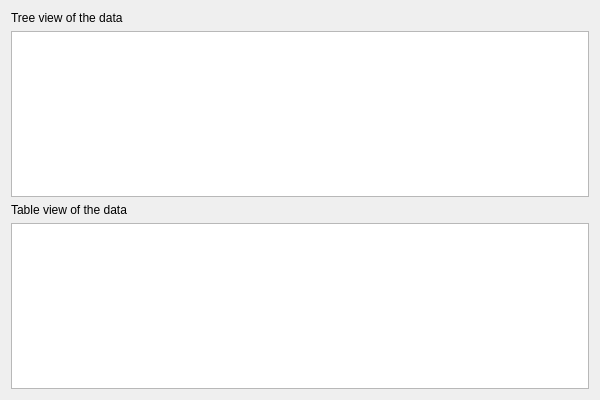
First picture: the form in testdialog.ui, repository Al-/QXTreeProxyModel, before the edit.
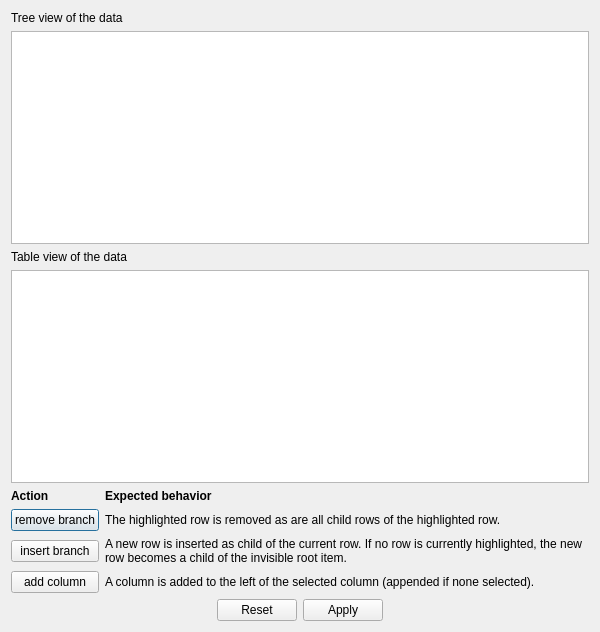
Second picture: the form after the edit.

```diff
--- a/testdialog.ui
+++ b/testdialog.ui
@@ -7,7 +7,7 @@
     <x>0</x>
     <y>0</y>
     <width>600</width>
-    <height>400</height>
+    <height>632</height>
    </rect>
   </property>
   <property name="windowTitle">
@@ -33,8 +33,117 @@
    </item>
    <item>
     <widget class="QTableView" name="tableView">
-     <property name="editTriggers">
-      <set>QAbstractItemView::NoEditTriggers</set>
+     <property name="selectionMode">
+      <enum>QAbstractItemView::ExtendedSelection</enum>
+     </property>
+     <property name="selectionBehavior">
+      <enum>QAbstractItemView::SelectRows</enum>
+     </property>
+    </widget>
+   </item>
+   <item>
+    <layout class="QGridLayout" name="gridLayout">
+     <item row="0" column="0">
+      <widget class="QLabel" name="label_3">
+       <property name="font">
+        <font>
+         <weight>75</weight>
+         <bold>true</bold>
+        </font>
+       </property>
+       <property name="text">
+        <string>Action</string>
+       </property>
+      </widget>
+     </item>
+     <item row="0" column="1">
+      <widget class="QLabel" name="label_4">
+       <property name="font">
+        <font>
+         <weight>75</weight>
+         <bold>true</bold>
+        </font>
+       </property>
+       <property name="text">
+        <string>Expected behavior</string>
+       </property>
+      </widget>
+     </item>
+     <item row="1" column="0">
+      <widget class="QPushButton" name="removeButton">
+       <property name="text">
+        <string>remove branch</string>
+       </property>
+      </widget>
+     </item>
+     <item row="1" column="1">
+      <widget class="QLabel" name="label_5">
+       <property name="sizePolicy">
+        <sizepolicy hsizetype="Expanding" vsizetype="Preferred">
+         <horstretch>0</horstretch>
+         <verstretch>0</verstretch>
+        </sizepolicy>
+       </property>
+       <property name="text">
+        <string>The highlighted row is removed as are all child rows of the highlighted row.</string>
+       </property>
+       <property name="wordWrap">
+        <bool>true</bool>
+       </property>
+      </widget>
+     </item>
+     <item row="2" column="0">
+      <widget class="QPushButton" name="insertButton">
+       <property name="text">
+        <string>insert branch</string>
+       </property>
+      </widget>
+     </item>
+     <item row="2" column="1">
+      <widget class="QLabel" name="label_6">
+       <property name="sizePolicy">
+        <sizepolicy hsizetype="Expanding" vsizetype="Preferred">
+         <horstretch>0</horstretch>
+         <verstretch>0</verstretch>
+        </sizepolicy>
+       </property>
+       <property name="text">
+        <string>A new row is inserted as child of the current row. If no row is currently highlighted, the new row becomes a child of the invisible root item.</string>
+       </property>
+       <property name="wordWrap">
+        <bool>true</bool>
+       </property>
+      </widget>
+     </item>
+     <item row="3" column="0">
+      <widget class="QPushButton" name="addColButton">
+       <property name="text">
+        <string>add column</string>
+       </property>
+      </widget>
+     </item>
+     <item row="3" column="1">
+      <widget class="QLabel" name="label_7">
+       <property name="text">
+        <string>A column is added to the left of the selected column (appended if none selected).</string>
+       </property>
+       <property name="wordWrap">
+        <bool>true</bool>
+       </property>
+      </widget>
+     </item>
+    </layout>
+   </item>
+   <item>
+    <widget class="QDialogButtonBox" name="buttonBox">
+     <property name="locale">
+      <locale language="English" country="UnitedStates"/>
+     </property>
+     <property name="standardButtons">
+      <set>QDialogButtonBox::Apply|QDialogButtonBox::Reset</set>
+     </property>
+     <property name="centerButtons">
+      <bool>true</bool>
      </property>
     </widget>
    </item>
```
Left out of the diff: 21 changed lines with no effect on the pictures.
